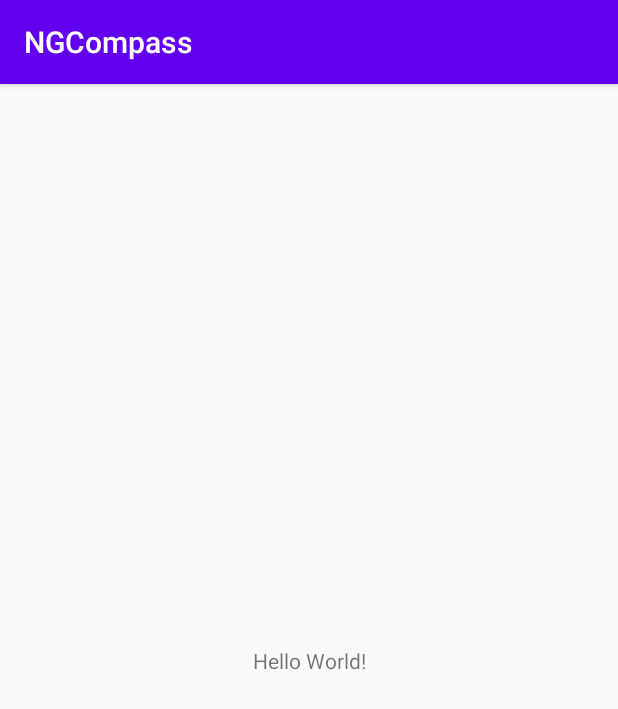
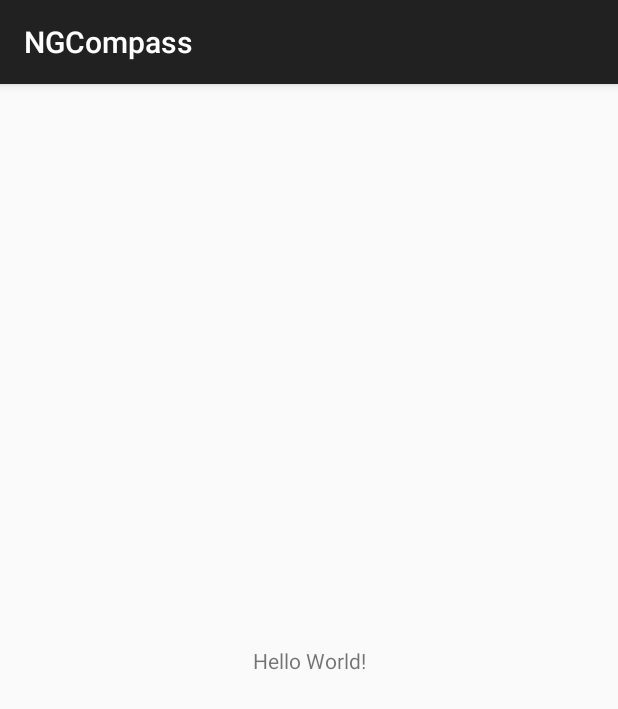
Before and after one commit to maciejlewandowski5/compass, an Android app: the screen it shows after launch (MainActivity), on a phone screen of 412 x 824 dp. Shown: the top 709 px of the screen. Run offline under Robolectric (Android 15) with nearby library versions, the phone set to English and light mode, and no system bars.

Commit message:
added meta-values

```diff
--- a/app/src/debug/res/values/google_maps_api.xml
+++ b/app/src/debug/res/values/google_maps_api.xml
@@ -20,5 +20,5 @@
     Once you have your key (it starts with "AIza"), replace the "google_maps_key"
     string in this file.
     -->
-    <string name="google_maps_key" templateMergeStrategy="preserve" translatable="false">YOUR_KEY_HERE</string>
+    <string name="google_maps_key" templateMergeStrategy="preserve" translatable="false">AIzaSyDbf2bw2PWom-UHu3aZf-9SS3p4SSG5_zc</string>
 </resources>
--- a/app/src/main/res/values-night/themes.xml
+++ b/app/src/main/res/values-night/themes.xml
@@ -2,9 +2,7 @@
     <!-- Base application theme. -->
     <style name="Theme.NGCompass" parent="Theme.AppCompat.Light.DarkActionBar">
         <!-- Primary brand color. -->
-        <item name="colorPrimary">@color/purple_200</item>
-        <item name="colorPrimaryDark">@color/purple_700</item>
-        <item name="colorAccent">@color/teal_200</item>
+
         <!-- Customize your theme here. -->
     </style>
 </resources>
--- a/app/src/main/res/values/colors.xml
+++ b/app/src/main/res/values/colors.xml
@@ -1,10 +1,11 @@
 <?xml version="1.0" encoding="utf-8"?>
 <resources>
-    <color name="purple_200">#FFBB86FC</color>
-    <color name="purple_500">#FF6200EE</color>
-    <color name="purple_700">#FF3700B3</color>
-    <color name="teal_200">#FF03DAC5</color>
-    <color name="teal_700">#FF018786</color>
     <color name="black">#FF000000</color>
     <color name="white">#FFFFFFFF</color>
+    <color name="jasmine">#F4D58D</color>
+    <color name="xandu">#708D81</color>
+    <color name="rich_black_FOGRA_29">#001427</color>
+    <color name="international_orange_engineering">#BF0603</color>
+    <color name="dark_red">#8D0801</color>
+
 </resources>
--- a/app/src/main/res/values/themes.xml
+++ b/app/src/main/res/values/themes.xml
@@ -2,9 +2,7 @@
     <!-- Base application theme. -->
     <style name="Theme.NGCompass" parent="Theme.AppCompat.Light.DarkActionBar">
         <!-- Primary brand color. -->
-        <item name="colorPrimary">@color/purple_500</item>
-        <item name="colorPrimaryDark">@color/purple_700</item>
-        <item name="colorAccent">@color/teal_200</item>
+
         <!-- Customize your theme here. -->
     </style>
 </resources>
```
Also changed, not shown: app/src/main/res/values/meta_colors.xml (added, +13 -0 lines), app/src/main/res/values/sizes.xml (added, +15 -0 lines), 1 other file.
